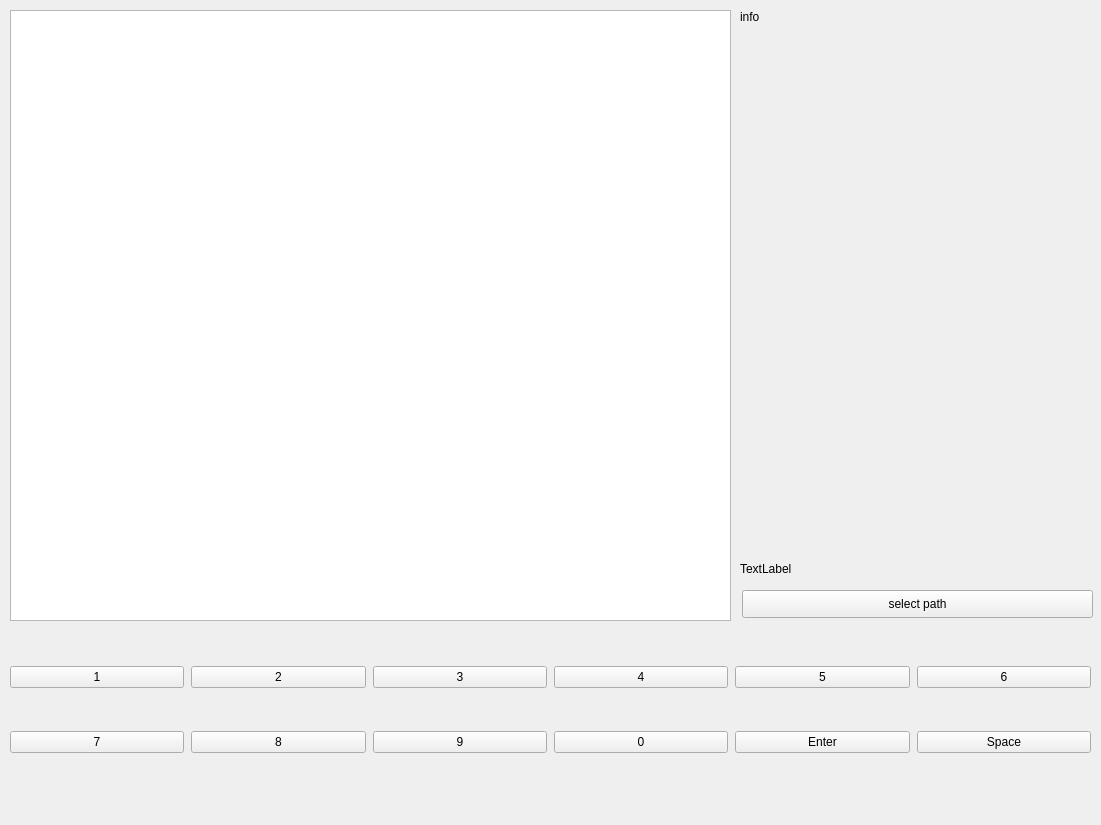
Above: main.ui from potat-dev/Just-Organize-My-Photos before the change. Below: the same form after it.
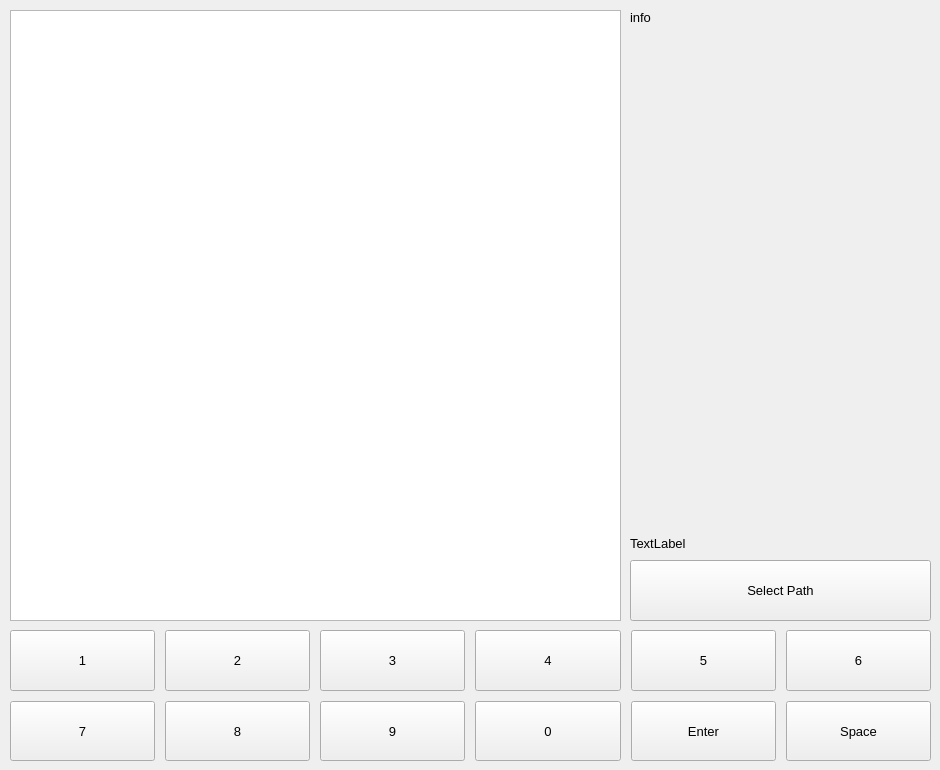
That is the form after the change.

Commit message: почистил код, сделал более аккуратный ui

```diff
--- a/main.ui
+++ b/main.ui
@@ -6,12 +6,33 @@
    <rect>
     <x>0</x>
     <y>0</y>
-    <width>1101</width>
-    <height>825</height>
+    <width>940</width>
+    <height>770</height>
    </rect>
   </property>
+  <property name="sizePolicy">
+   <sizepolicy hsizetype="MinimumExpanding" vsizetype="MinimumExpanding">
+    <horstretch>0</horstretch>
+    <verstretch>0</verstretch>
+   </sizepolicy>
+  </property>
+  <property name="minimumSize">
+   <size>
+    <width>940</width>
+    <height>770</height>
+   </size>
+  </property>
+  <property name="maximumSize">
+   <size>
+    <width>940</width>
+    <height>770</height>
+   </size>
+  </property>
   <property name="windowTitle">
-   <string>MainWindow</string>
+   <string extracomment="Created with ♥ by CyberPotato">Just organize my photos</string>
+  </property>
+  <property name="statusTip">
+   <string extracomment="Created with ♥ by CyberPotato"/>
   </property>
   <widget class="QWidget" name="centralwidget">
    <widget class="QWidget" name="gridLayoutWidget">
@@ -19,61 +40,167 @@
      <rect>
       <x>10</x>
       <y>630</y>
-      <width>1081</width>
-      <height>161</height>
+      <width>921</width>
+      <height>131</height>
      </rect>
     </property>
+    <property name="font">
+     <font>
+      <pointsize>10</pointsize>
+      <weight>50</weight>
+      <bold>false</bold>
+      <kerning>true</kerning>
+     </font>
+    </property>
     <layout class="QGridLayout" name="gridLayout">
      <property name="sizeConstraint">
-      <enum>QLayout::SetDefaultConstraint</enum>
+      <enum>QLayout::SetMaximumSize</enum>
      </property>
      <property name="spacing">
-      <number>7</number>
+      <number>10</number>
      </property>
+     <item row="1" column="5">
+      <widget class="QPushButton" name="pushButton_s">
+       <property name="sizePolicy">
+        <sizepolicy hsizetype="MinimumExpanding" vsizetype="MinimumExpanding">
+         <horstretch>0</horstretch>
+         <verstretch>0</verstretch>
+        </sizepolicy>
+       </property>
+       <property name="font">
+        <font>
+         <pointsize>10</pointsize>
+         <weight>50</weight>
+         <bold>false</bold>
+         <kerning>true</kerning>
+        </font>
+       </property>
+       <property name="text">
+        <string>Space</string>
+       </property>
+      </widget>
+     </item>
      <item row="1" column="0">
       <widget class="QPushButton" name="pushButton_7">
+       <property name="sizePolicy">
+        <sizepolicy hsizetype="MinimumExpanding" vsizetype="MinimumExpanding">
+         <horstretch>0</horstretch>
+         <verstretch>0</verstretch>
+        </sizepolicy>
+       </property>
+       <property name="font">
+        <font>
+         <pointsize>10</pointsize>
+         <weight>50</weight>
+         <bold>false</bold>
+         <kerning>true</kerning>
+        </font>
+       </property>
        <property name="text">
         <string>7</string>
        </property>
       </widget>
      </item>
-     <item row="0" column="2">
-      <widget class="QPushButton" name="pushButton_3">
-       <property name="text">
-        <string>3</string>
-       </property>
-      </widget>
-     </item>
-     <item row="1" column="2">
-      <widget class="QPushButton" name="pushButton_9">
-       <property name="text">
-        <string>9</string>
-       </property>
-      </widget>
-     </item>
      <item row="1" column="1">
       <widget class="QPushButton" name="pushButton_8">
+       <property name="sizePolicy">
+        <sizepolicy hsizetype="MinimumExpanding" vsizetype="MinimumExpanding">
+         <horstretch>0</horstretch>
+         <verstretch>0</verstretch>
+        </sizepolicy>
+       </property>
+       <property name="font">
+        <font>
+         <pointsize>10</pointsize>
+         <weight>50</weight>
+         <bold>false</bold>
+         <kerning>true</kerning>
+        </font>
+       </property>
        <property name="text">
         <string>8</string>
        </property>
       </widget>
      </item>
+     <item row="1" column="2">
+      <widget class="QPushButton" name="pushButton_9">
+       <property name="sizePolicy">
+        <sizepolicy hsizetype="MinimumExpanding" vsizetype="MinimumExpanding">
+         <horstretch>0</horstretch>
+         <verstretch>0</verstretch>
+        </sizepolicy>
+       </property>
+       <property name="font">
+        <font>
+         <pointsize>10</pointsize>
+         <weight>50</weight>
+         <bold>false</bold>
+         <kerning>true</kerning>
+        </font>
+       </property>
+       <property name="text">
+        <string>9</string>
+       </property>
+      </widget>
+     </item>
+     <item row="0" column="2">
+      <widget class="QPushButton" name="pushButton_3">
+       <property name="sizePolicy">
+        <sizepolicy hsizetype="MinimumExpanding" vsizetype="MinimumExpanding">
+         <horstretch>0</horstretch>
+         <verstretch>0</verstretch>
+        </sizepolicy>
+       </property>
+       <property name="font">
+        <font>
+         <pointsize>10</pointsize>
+         <weight>50</weight>
+         <bold>false</bold>
+         <kerning>true</kerning>
+        </font>
+       </property>
+       <property name="text">
+        <string>3</string>
+       </property>
+      </widget>
+     </item>
      <item row="1" column="4">
       <widget class="QPushButton" name="pushButton_e">
+       <property name="sizePolicy">
+        <sizepolicy hsizetype="MinimumExpanding" vsizetype="MinimumExpanding">
+         <horstretch>0</horstretch>
+         <verstretch>0</verstretch>
+        </sizepolicy>
+       </property>
+       <property name="font">
+        <font>
+         <pointsize>10</pointsize>
+         <weight>50</weight>
+         <bold>false</bold>
+         <kerning>true</kerning>
+        </font>
+       </property>
        <property name="text">
         <string>Enter</string>
        </property>
       </widget>
      </item>
-     <item row="1" column="5">
-      <widget class="QPushButton" name="pushButton_s">
-       <property name="text">
-        <string>Space</string>
-       </property>
-      </widget>
-     </item>
      <item row="0" column="5">
       <widget class="QPushButton" name="pushButton_6">
+       <property name="sizePolicy">
+        <sizepolicy hsizetype="MinimumExpanding" vsizetype="MinimumExpanding">
+         <horstretch>0</horstretch>
+         <verstretch>0</verstretch>
+        </sizepolicy>
+       </property>
+       <property name="font">
+        <font>
+         <pointsize>10</pointsize>
+         <weight>50</weight>
+         <bold>false</bold>
+         <kerning>true</kerning>
+        </font>
+       </property>
        <property name="text">
         <string>6</string>
        </property>
@@ -81,13 +208,44 @@
      </item>
      <item row="0" column="3">
       <widget class="QPushButton" name="pushButton_4">
+       <property name="sizePolicy">
+        <sizepolicy hsizetype="MinimumExpanding" vsizetype="MinimumExpanding">
+         <horstretch>0</horstretch>
+         <verstretch>0</verstretch>
+        </sizepolicy>
+       </property>
+       <property name="font">
+        <font>
+         <pointsize>10</pointsize>
+         <weight>50</weight>
+         <bold>false</bold>
+         <kerning>true</kerning>
+        </font>
+       </property>
        <property name="text">
         <string>4</string>
        </property>
+       <property name="flat">
+        <bool>false</bool>
+       </property>
       </widget>
      </item>
      <item row="0" column="4">
       <widget class="QPushButton" name="pushButton_5">
+       <property name="sizePolicy">
+        <sizepolicy hsizetype="MinimumExpanding" vsizetype="MinimumExpanding">
+         <horstretch>0</horstretch>
+         <verstretch>0</verstretch>
+        </sizepolicy>
+       </property>
+       <property name="font">
+        <font>
+         <pointsize>10</pointsize>
+         <weight>50</weight>
+         <bold>false</bold>
+         <kerning>true</kerning>
+        </font>
+       </property>
        <property name="text">
         <string>5</string>
        </property>
@@ -95,34 +253,70 @@
      </item>
      <item row="1" column="3">
       <widget class="QPushButton" name="pushButton_0">
+       <property name="sizePolicy">
+        <sizepolicy hsizetype="MinimumExpanding" vsizetype="MinimumExpanding">
+         <horstretch>0</horstretch>
+         <verstretch>0</verstretch>
+        </sizepolicy>
+       </property>
+       <property name="font">
+        <font>
+         <pointsize>10</pointsize>
+         <weight>50</weight>
+         <bold>false</bold>
+         <kerning>true</kerning>
+        </font>
+       </property>
        <property name="text">
         <string>0</string>
        </property>
       </widget>
      </item>
+     <item row="0" column="1">
+      <widget class="QPushButton" name="pushButton_2">
+       <property name="sizePolicy">
+        <sizepolicy hsizetype="MinimumExpanding" vsizetype="MinimumExpanding">
+         <horstretch>0</horstretch>
+         <verstretch>0</verstretch>
+        </sizepolicy>
+       </property>
+       <property name="font">
+        <font>
+         <pointsize>10</pointsize>
+         <weight>50</weight>
+         <bold>false</bold>
+         <kerning>true</kerning>
+        </font>
+       </property>
+       <property name="text">
+        <string>2</string>
+       </property>
+      </widget>
+     </item>
      <item row="0" column="0">
       <widget class="QPushButton" name="pushButton_1">
        <property name="enabled">
         <bool>true</bool>
        </property>
        <property name="sizePolicy">
-        <sizepolicy hsizetype="Minimum" vsizetype="Minimum">
+        <sizepolicy hsizetype="MinimumExpanding" vsizetype="MinimumExpanding">
          <horstretch>0</horstretch>
          <verstretch>0</verstretch>
         </sizepolicy>
        </property>
+       <property name="font">
+        <font>
+         <pointsize>10</pointsize>
+         <weight>50</weight>
+         <bold>false</bold>
+         <kerning>true</kerning>
+        </font>
+       </property>
        <property name="text">
         <string>1</string>
        </property>
       </widget>
      </item>
-     <item row="0" column="1">
-      <widget class="QPushButton" name="pushButton_2">
-       <property name="text">
-        <string>2</string>
-       </property>
-      </widget>
-     </item>
     </layout>
    </widget>
    <widget class="QGraphicsView" name="graphicsView">
@@ -130,7 +324,7 @@
      <rect>
       <x>10</x>
       <y>10</y>
-      <width>721</width>
+      <width>611</width>
       <height>611</height>
      </rect>
     </property>
@@ -159,15 +353,20 @@
      <enum>QGraphicsView::SmartViewportUpdate</enum>
     </property>
    </widget>
-   <widget class="QLabel" name="label">
+   <widget class="QLabel" name="info_text">
     <property name="geometry">
      <rect>
-      <x>740</x>
+      <x>630</x>
       <y>10</y>
-      <width>351</width>
+      <width>301</width>
       <height>251</height>
      </rect>
     </property>
+    <property name="font">
+     <font>
+      <pointsize>10</pointsize>
+     </font>
+    </property>
     <property name="text">
      <string>info</string>
     </property>
@@ -175,28 +374,38 @@
      <set>Qt::AlignLeading|Qt::AlignLeft|Qt::AlignTop</set>
     </property>
    </widget>
-   <widget class="QPushButton" name="pushButton">
+   <widget class="QPushButton" name="path_btn">
     <property name="geometry">
      <rect>
-      <x>742</x>
-      <y>590</y>
-      <width>351</width>
-      <height>28</height>
+      <x>630</x>
+      <y>560</y>
+      <width>301</width>
+      <height>61</height>
      </rect>
     </property>
+    <property name="font">
+     <font>
+      <pointsize>10</pointsize>
+     </font>
+    </property>
     <property name="text">
-     <string>select path</string>
+     <string>Select Path</string>
     </property>
    </widget>
-   <widget class="QLabel" name="label_2">
+   <widget class="QLabel" name="path_text">
     <property name="geometry">
      <rect>
-      <x>740</x>
-      <y>505</y>
-      <width>351</width>
-      <height>71</height>
+      <x>630</x>
+      <y>400</y>
+      <width>301</width>
+      <height>151</height>
      </rect>
     </property>
+    <property name="font">
+     <font>
+      <pointsize>10</pointsize>
+     </font>
+    </property>
     <property name="text">
      <string>TextLabel</string>
     </property>
@@ -208,16 +417,6 @@
     </property>
    </widget>
   </widget>
-  <widget class="QMenuBar" name="menubar">
-   <property name="geometry">
-    <rect>
-     <x>0</x>
-     <y>0</y>
-     <width>1101</width>
-     <height>26</height>
-    </rect>
-   </property>
-  </widget>
  </widget>
  <resources/>
  <connections/>
```
The commit also changes 2 other files.
